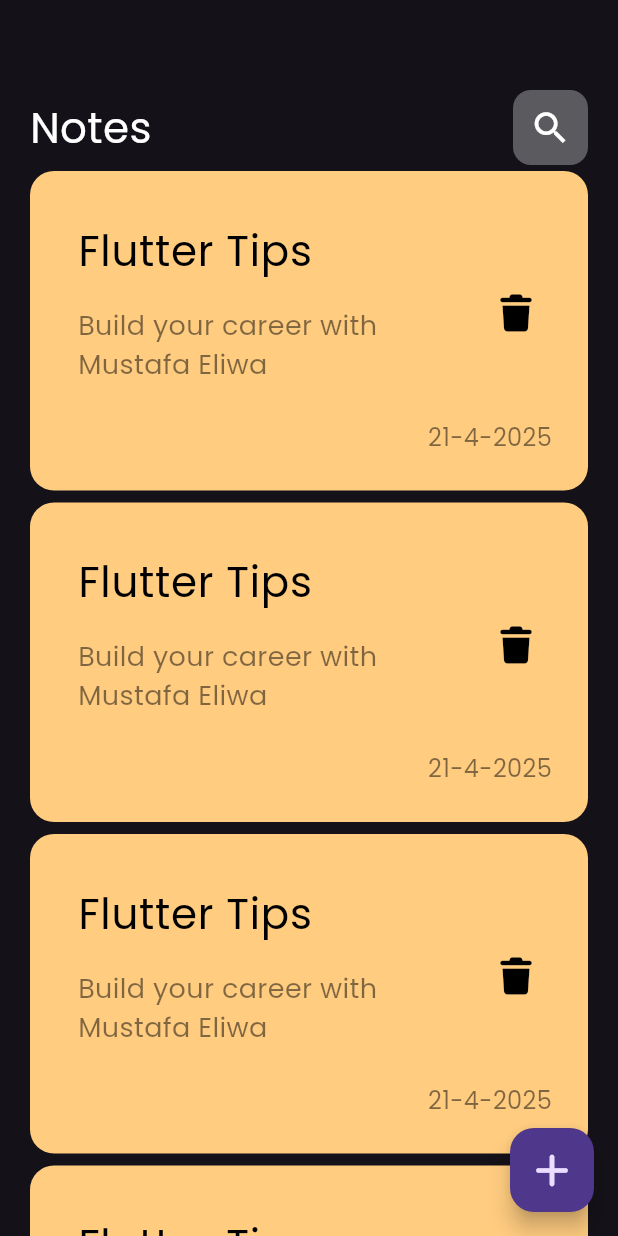
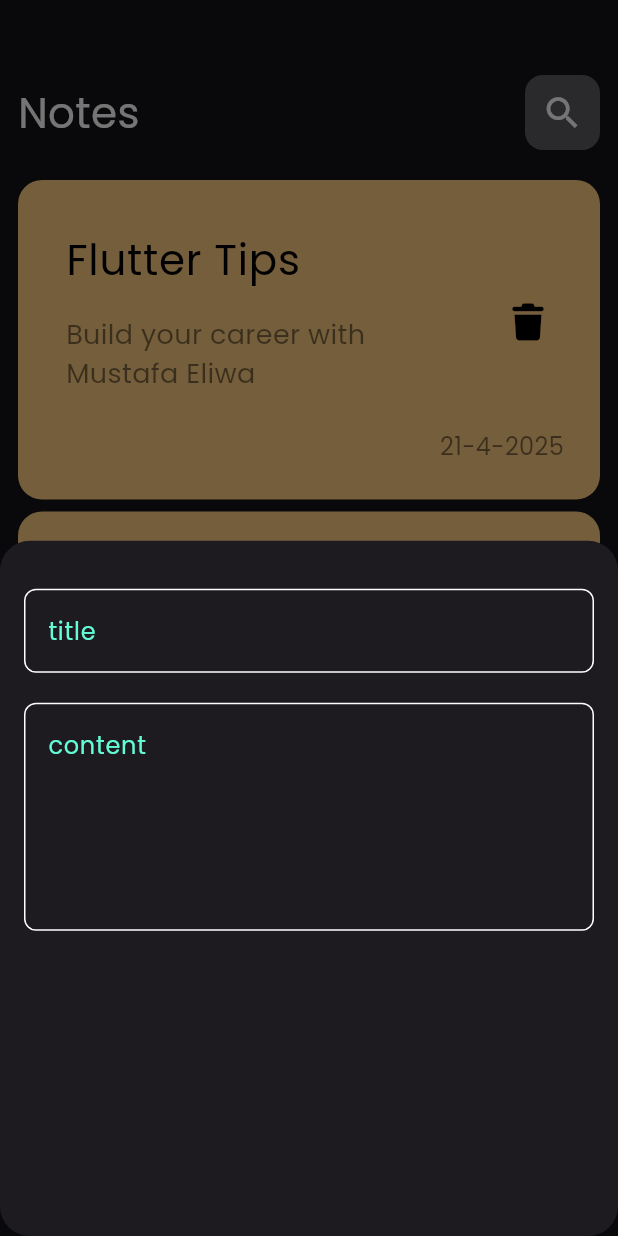
Before and after one commit to el3oss1/notes_app, a Flutter app: the screen it shows after launch, after a tap on an icon or button, on a phone screen of 412 x 824 dp. Run offline on Flutter 3.47's test engine with Material 3 defaults, Android fonts, the phone set to English and light mode, and no system bars; our stand-ins replace font_awesome_flutter.

Commit message:
add fields to the notes bottom sheet

```diff
--- a/lib/constants.dart
+++ b/lib/constants.dart
@@ -0,0 +1,3 @@
+ import 'dart:ui';
+
+const kPrimaryColor = Color(0xff62FCD7);
--- a/lib/view/notes_view.dart
+++ b/lib/view/notes_view.dart
@@ -1,6 +1,7 @@
 import 'package:flutter/cupertino.dart';
 import 'package:flutter/material.dart';
 import 'package:font_awesome_flutter/font_awesome_flutter.dart';
+import 'package:notes_app/view/widgets/add_notes_bottom_sheet.dart';
 
 import 'package:notes_app/view/widgets/notes_view_body.dart';
 
@@ -11,9 +12,16 @@ class NotesView extends StatelessWidget {
   Widget build(BuildContext context) {
     return Scaffold(
       floatingActionButton: FloatingActionButton(
-        // استخدم named parameter
-        onPressed: () {},
-        child: Icon(FontAwesomeIcons.plus), // حط الـ Icon حول FontAwesomeIcons
+        onPressed: () {
+          showModalBottomSheet(
+            shape: RoundedRectangleBorder(borderRadius: BorderRadius.circular(20)),
+            context: context,
+            builder: (context) {
+              return const AddNotesBottomSheet();
+            },
+          );
+        },
+        child: Icon(FontAwesomeIcons.plus),
       ),
       body: const NotesViewBody(),
     );
--- a/lib/view/widgets/add_notes_bottom_sheet.dart
+++ b/lib/view/widgets/add_notes_bottom_sheet.dart
@@ -0,0 +1,22 @@
+import 'package:flutter/cupertino.dart';
+
+import 'custom_text_field.dart';
+
+class AddNotesBottomSheet extends StatelessWidget {
+  const AddNotesBottomSheet({super.key});
+
+  @override
+  Widget build(BuildContext context) {
+    return Padding(
+      padding: const EdgeInsets.symmetric(horizontal: 16.0),
+      child: Column(
+        children: [
+          const SizedBox(height: 32),
+          CustomTextField(hint: 'title'),
+          SizedBox(height: 20),
+          CustomTextField(hint: 'content', maxLines: 5),
+        ],
+      ),
+    );
+  }
+}
--- a/lib/view/widgets/custom_text_field.dart
+++ b/lib/view/widgets/custom_text_field.dart
@@ -0,0 +1,34 @@
+import 'package:flutter/cupertino.dart';
+import 'package:flutter/material.dart';
+
+import '../../constants.dart';
+
+class CustomTextField extends StatelessWidget {
+  const CustomTextField({super.key, required this.hint,  this.maxLines = 1});
+  final String hint;
+  final int? maxLines;
+
+  @override
+  Widget build(BuildContext context) {
+    return TextField(
+      maxLines: maxLines,
+      cursorColor: kPrimaryColor,
+      decoration: InputDecoration(
+
+        hintText: hint,
+
+        hintStyle: TextStyle(color: kPrimaryColor),
+
+        enabledBorder: buildBorder(),
+        focusedBorder: buildBorder(kPrimaryColor),
+      ),
+    );
+  }
+
+  OutlineInputBorder buildBorder([color]) {
+    return OutlineInputBorder(
+      borderRadius: BorderRadius.circular(8),
+      borderSide: BorderSide(color: color ?? Colors.white),
+    );
+  }
+}
--- a/lib/view/widgets/notes_list_view.dart
+++ b/lib/view/widgets/notes_list_view.dart
@@ -3,16 +3,19 @@ import 'package:notes_app/view/widgets/Custom_note_item.dart';
 
 class NotesListView extends StatelessWidget {
   const NotesListView({super.key});
-  final List dat =const [];
   @override
   Widget build(BuildContext context) {
-    return ListView.builder(
+    return  Padding(
+      padding:const EdgeInsets.symmetric(vertical: 16),
+      child: ListView.builder(
+        padding: EdgeInsets.zero,
         itemBuilder: (context, index) {
           return Padding(
             padding: const EdgeInsets.symmetric(vertical: 4.0),
             child: const NoteItem(),
           );
         },
+      ),
     );
   }
 }
--- a/lib/view/widgets/notes_view_body.dart
+++ b/lib/view/widgets/notes_view_body.dart
@@ -1,19 +1,16 @@
 import 'package:flutter/material.dart';
 import 'package:notes_app/view/widgets/notes_list_view.dart';
-
-import 'Custom_note_item.dart';
 import 'custom_app_bar.dart';
-
 class NotesViewBody extends StatelessWidget {
   const NotesViewBody({super.key});
 
   @override
   Widget build(BuildContext context) {
     return Padding(
-      padding: const EdgeInsets.symmetric(horizontal: 20),
+      padding: const EdgeInsets.symmetric(horizontal: 12),
       child: const Column(
         children: [
-          SizedBox(height: 60),
+          SizedBox(height: 50),
           CustomAppBar(),
           Expanded(child: NotesListView()),
         ],
```
Lines whose indentation alone changed are shown as unchanged.
